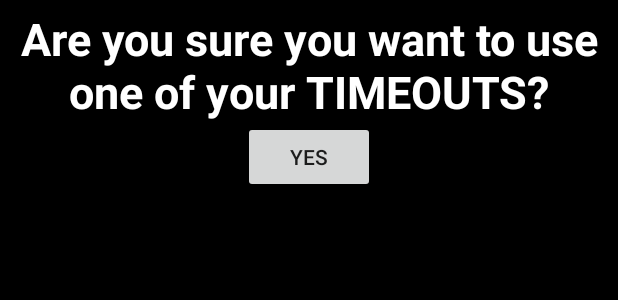
After one commit to JonathanParker/CharDee-Mac, an Android app: the layout time_out.xml on its own in the app's theme, with its tools: preview values and no code run, on a phone screen of 412 x 824 dp. The commit adds this screen. Shown: the top 300 px of the screen. Run offline under Robolectric (Android 15) with nearby library versions, the phone set to English and light mode, and no system bars.

```diff
--- /dev/null
+++ b/app/src/main/res/layout/time_out.xml
@@ -0,0 +1,46 @@
+<?xml version="1.0" encoding="utf-8"?>
+<ScrollView xmlns:android="http://schemas.android.com/apk/res/android"
+    android:layout_width="match_parent"
+    android:layout_height="match_parent"
+    android:orientation="vertical"
+    android:background="@color/black"
+    android:padding="5dp">
+
+    <!--<ScrollView-->
+    <!--android:layout_width="match_parent"-->
+    <!--android:layout_height="0dp"-->
+    <!--android:layout_weight="1">-->
+
+    <LinearLayout
+        android:layout_width="match_parent"
+        android:layout_height="wrap_content"
+        android:orientation="vertical">
+
+        <TextView
+            android:id="@+id/textView4"
+            android:textColor="@color/white"
+            android:layout_width="match_parent"
+            android:layout_height="wrap_content"
+            android:paddingEnd="5dp"
+            android:paddingStart="5dp"
+            android:text="Are you sure you want to use one of your TIMEOUTS?"
+            android:textSize="30sp"
+            android:textStyle="bold"
+            android:textAlignment="center"
+            android:drawableBottom="@color/light_gray"/>
+        <RelativeLayout
+            android:layout_width="wrap_content"
+            android:layout_height="wrap_content"
+            android:layout_gravity="center">
+            <Button
+                android:layout_width="wrap_content"
+                android:layout_height="wrap_content"
+                android:onClick="onTimeOutClick"
+                android:text="YES"/>
+        </RelativeLayout>
+
+    </LinearLayout>
+
+    <!--</ScrollView>-->
+
+</ScrollView>
```
Also changed, not shown: app/src/main/java/com/game/jason/chardeemacdennis20170417/DeckActivity.java (+76 -12 lines), app/src/main/res/layout/activity_deck.xml (+73 -59 lines), app/src/main/res/layout/time_out_countdown.xml (added, +46 -0 lines).
